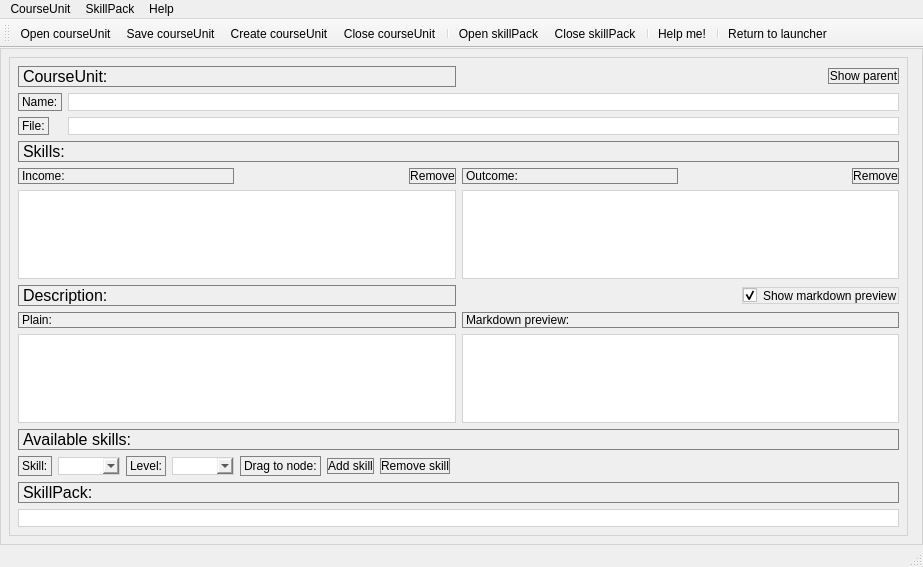
Before: the Qt Designer form Sources/App/CourseEditor/courseeditor.ui in timattt/Cognitia-II, drawn with Qt 5.
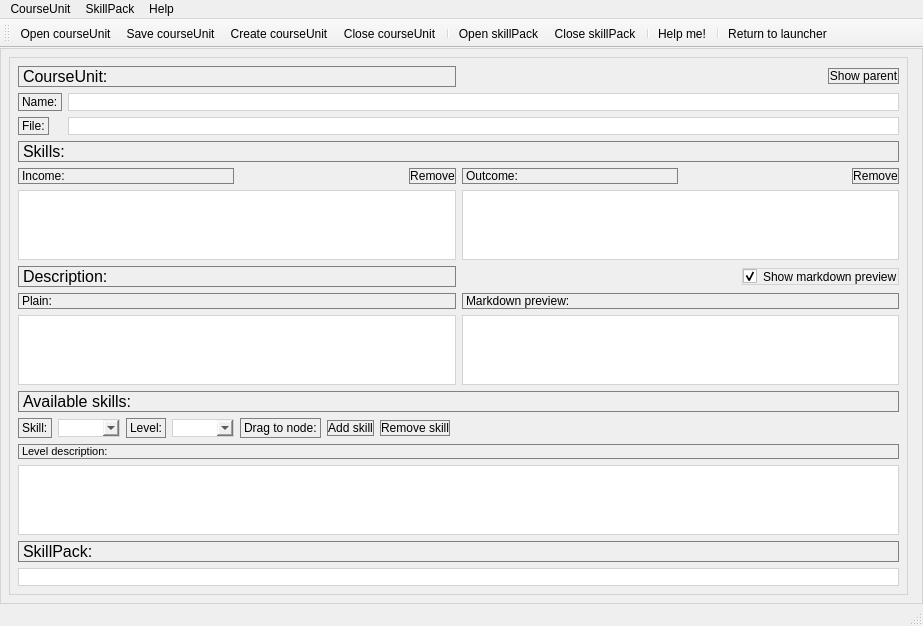
After: the same form once the commit is applied. Icons and pictures are not drawn. Custom widgets are drawn as their Qt base class.

Commit message: CourseEditor | Feature | panel for skill description

Diff of the .ui file:
```diff
--- a/Sources/App/CourseEditor/courseeditor.ui
+++ b/Sources/App/CourseEditor/courseeditor.ui
@@ -276,6 +276,25 @@
          </item>
         </layout>
        </item>
+       <item>
+        <widget class="QLabel" name="label_12">
+         <property name="font">
+          <font>
+           <pointsize>8</pointsize>
+          </font>
+         </property>
+         <property name="text">
+          <string>Level description:</string>
+         </property>
+        </widget>
+       </item>
+       <item>
+        <widget class="QTextEdit" name="levelDescription">
+         <property name="readOnly">
+          <bool>true</bool>
+         </property>
+        </widget>
+       </item>
        <item>
         <widget class="QLabel" name="label_9">
          <property name="font">
```
The commit also changes 2 other files.
